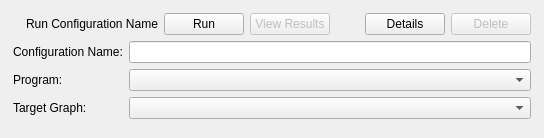
This is src/runconfiguration.ui in aelliott/GP2 as Qt 5 draws it before an edit. The edited form follows.
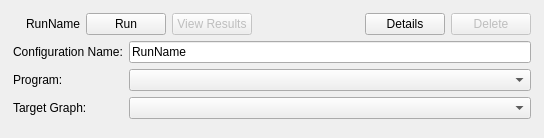
This is the edited form. Icons and pictures are not drawn.

Commit message: Styling tweaks for form elements

```diff
--- a/src/runconfiguration.ui
+++ b/src/runconfiguration.ui
@@ -47,7 +47,7 @@
            </sizepolicy>
           </property>
           <property name="text">
-           <string>Run Configuration Name</string>
+           <string>RunName</string>
           </property>
          </widget>
         </item>
@@ -132,7 +132,11 @@
           </widget>
          </item>
          <item row="0" column="1">
-          <widget class="QLineEdit" name="configurationNameEdit"/>
+          <widget class="QLineEdit" name="configurationNameEdit">
+           <property name="text">
+            <string>RunName</string>
+           </property>
+          </widget>
          </item>
          <item row="1" column="0">
           <widget class="QLabel" name="programLabel">
```
The commit also changes 2 other files.
